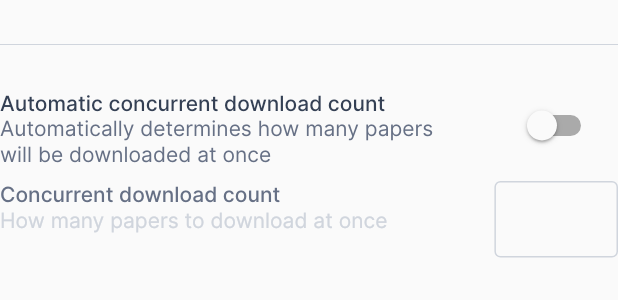
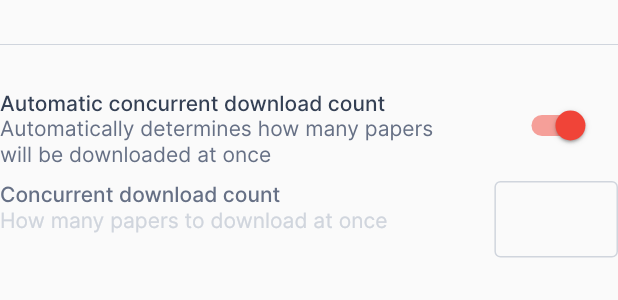
Before and after one commit to SCIEDEV/PastPaperMaster, a Flutter app: the SettingsPage widget shown alone on an empty page, opened directly, on a phone screen of 412 x 824 dp. Shown: the part 428-728 px from the top of the screen. Run offline on Flutter 3.47's test engine with Material 3 defaults, Android fonts, the phone set to English and light mode, and no system bars; our stand-ins replace dio, dropdown_button2, file_picker, flutter_feather_icons, flutter_svg, ionicons and 2 more; missing offline and left inert: markdown_widget, once, pdfrx, window_manager; accounts and stored records are empty; statements that could not run were skipped; project files that could hold a hidden picture were left out.

Commit message:
Add functionality to the settings page for concurrent downloads
The text field now actually changes the setting, and the downloader uses
the correct number of concurrent downloads.

Also, the toggle for automatically choosing the number of concurrent
downloads isn't the wrong way around anymore.

Signed-off-by: Erick Howard <needlesslygrim@proton.me>

```diff
--- a/lib/core/global.dart
+++ b/lib/core/global.dart
@@ -29,7 +29,6 @@ const String kLocalDataPath = '/json/';
 late String appSupportPath;
 
 String kDownloadPath = '';
-const int kMaxThreads = 3;
 
 const Map<String, String> kSearchSubjects = {
   "All Subjects": "",
--- a/lib/core/provider.dart
+++ b/lib/core/provider.dart
@@ -7,6 +7,7 @@ import 'package:flutter/material.dart';
 import 'package:html/parser.dart';
 import 'package:past_paper_master/core/global.dart';
 import 'package:past_paper_master/pages/browse.dart';
+import 'package:provider/provider.dart';
 
 class GeneralCN extends ChangeNotifier {
   int _selectedTab = 0;
@@ -429,7 +430,7 @@ class DownloadCN extends ChangeNotifier {
       return;
     }
     _completeSnackbarShown = false;
-    if (_currentThreads >= kMaxThreads) {
+    if (_currentThreads >= (globalContext.read<SettingsCN>().concurrentDownloads ?? globalContext.read<SettingsCN>().defaultConcurrentDownloads)) {
       return;
     }
     final DownloadItem item = _downloadQueue.removeFirst();
--- a/lib/pages/settings.dart
+++ b/lib/pages/settings.dart
@@ -1,6 +1,7 @@
 import 'dart:io';
 import 'package:file_picker/file_picker.dart';
 import 'package:flutter/material.dart';
+import 'package:flutter/services.dart';
 import 'package:intl/intl.dart';
 import 'package:past_paper_master/components/button.dart';
 import 'package:past_paper_master/core/colors.dart';
@@ -231,12 +232,17 @@ class SettingsPage extends StatelessWidget {
             ),
             Expanded(
               flex: 1,
-                child:
-                    Switch(value: context.read<SettingsCN>().concurrentDownloads != null, onChanged: (value) {
-                      if (value == false) { context.read<SettingsCN>().concurrentDownloads = null; }
-                      else { context.read<SettingsCN>().concurrentDownloads = context.read<SettingsCN>().defaultConcurrentDownloads; }
-                    }),
-                ),
+              child: Switch(
+                  value: context.read<SettingsCN>().concurrentDownloads == null,
+                  onChanged: (automaticConcurrentDownloadCount) {
+                    var settingsCN = context.read<SettingsCN>();
+                    if (automaticConcurrentDownloadCount) {
+                      settingsCN.concurrentDownloads = null;
+                    } else {
+                      settingsCN.concurrentDownloads = settingsCN.defaultConcurrentDownloads;
+                    }
+                  }),
+            ),
           ],
         ),
         const Padding(padding: EdgeInsets.only(top: 10)),
@@ -244,7 +250,6 @@ class SettingsPage extends StatelessWidget {
           crossAxisAlignment: CrossAxisAlignment.start,
           mainAxisAlignment: MainAxisAlignment.spaceBetween,
           mainAxisSize: MainAxisSize.max,
-
           children: [
             Expanded(
               flex: 4,
@@ -265,24 +270,9 @@ class SettingsPage extends StatelessWidget {
                 ),
               ),
             ),
-            Expanded(
+            const Expanded(
               flex: 1,
-              child: TextFormField(
-                controller: TextEditingController(
-                  text: globalContext.read<SettingsCN>().concurrentDownloads == null ? "" : globalContext.read<SettingsCN>().concurrentDownloads.toString()
-                ),
-                decoration: InputDecoration(
-                  border: const OutlineInputBorder(),
-                  disabledBorder: OutlineInputBorder(
-                    borderSide: BorderSide(color: MColors.grey.shade300)
-                  ),
-                  isDense: true,
-                  suffixText: "/${Platform.numberOfProcessors}"
-                ),
-                maxLines: 1,
-                keyboardType: TextInputType.number,
-                enabled: globalContext.read<SettingsCN>().concurrentDownloads != null,
-                ),
+              child: ConcurrentDownloadSettingForm()
               )
           ],
         ),
@@ -416,3 +406,79 @@ class SettingsPage extends StatelessWidget {
     );
   }
 }
+
+
+class ConcurrentDownloadSettingForm extends StatefulWidget {
+  const ConcurrentDownloadSettingForm({super.key});
+
+  @override
+  ConcurrentDownloadSettingFormState createState() {
+    return ConcurrentDownloadSettingFormState();
+  }
+}
+
+class ConcurrentDownloadSettingFormState extends State<ConcurrentDownloadSettingForm> {
+  final _formKey = GlobalKey<FormState>();
+  final _textFieldController = TextEditingController(text: globalContext.read<SettingsCN>().concurrentDownloads?.toString());
+
+  @override
+  Widget build(BuildContext context) {
+    return Form(
+      key: _formKey,
+      autovalidateMode: AutovalidateMode.always,
+      onChanged: () {
+        if (_formKey.currentState!.validate()) {
+          var concurrentDownloadCount = int.parse(_textFieldController.text);
+          globalContext.read<SettingsCN>().concurrentDownloads = concurrentDownloadCount;
+          final snackBar = SnackBar(content: Text("Concurrent download count set to: $concurrentDownloadCount"));
+          ScaffoldMessenger.of(context).showSnackBar(snackBar);
+        }
+      },
+      child: Column(
+        children: <Widget>[
+          Consumer<SettingsCN>(
+            builder: (context, settings, child) {
+              return TextFormField(
+                  maxLines: 1,
+                  keyboardType: TextInputType.number,
+                  controller: _textFieldController,
+                  decoration: InputDecoration(
+                      border: const OutlineInputBorder(),
+                      disabledBorder: OutlineInputBorder(
+                          borderSide: BorderSide(color: MColors.grey.shade300)
+                      ),
+                      isDense: true,
+                      suffixText: "/${Platform.numberOfProcessors}"
+                  ),
+                  enabled: settings
+                      .concurrentDownloads != null,
+                  validator: (value) {
+                    if (value == null) {
+                      return "A number of concurrent downloads is required";
+                    }
+                    int? parsedValue = int.tryParse(value);
+                    if (parsedValue == null) {
+                      return "Provide a number of concurrent downloads";
+                    }
+
+                    if (parsedValue > Platform.numberOfProcessors) {
+                      return "Max supported number of concurrent downloads on your device is ${Platform
+                          .numberOfProcessors}";
+                    }
+
+                    return null;
+                  }
+              );
+            }
+          )
+        ],
+      ),
+    );
+  }
+
+  @override
+  void dispose() {
+    _textFieldController.dispose();
+    super.dispose();
+  }
+}
```
Also changed, not shown: pubspec.lock.
